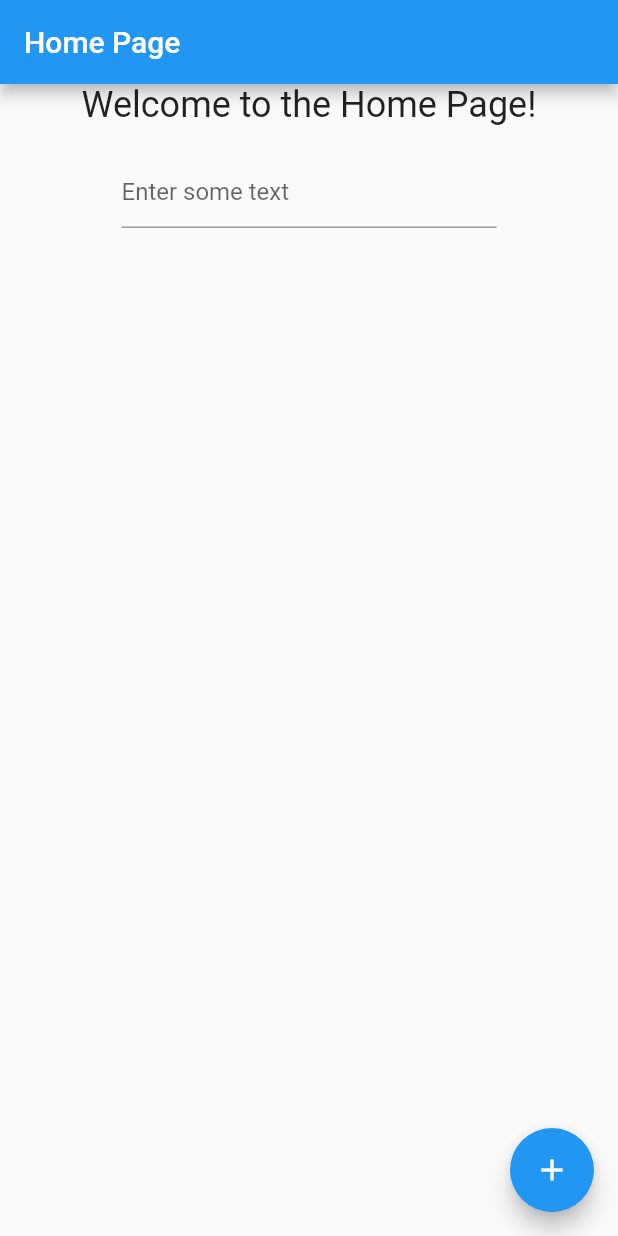
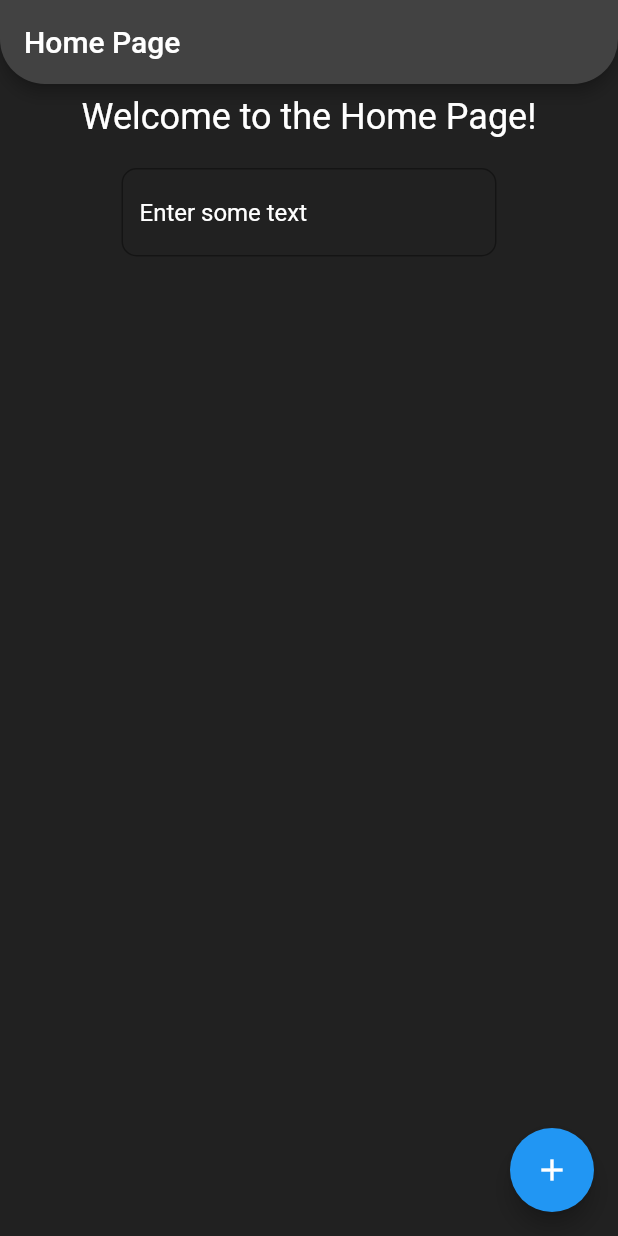
Before and after one commit to DanPace725/Tapp, a Flutter app: the screen it shows after launch, on a phone screen of 412 x 824 dp. Run offline on Flutter 3.47's test engine with Material 2 defaults, Android fonts, the phone set to English and light mode, and no system bars.

Commit message:
Update App design

```diff
--- a/lib/screens/home_page.dart
+++ b/lib/screens/home_page.dart
@@ -22,22 +22,40 @@ class HomePageState extends State<HomePage> {
   Widget build(BuildContext context) {
     return Scaffold(
       appBar: AppBar(
+        backgroundColor: Colors.grey[800], // Set app bar background color
+        shape: const RoundedRectangleBorder(
+          borderRadius: BorderRadius.vertical(
+            bottom: Radius.circular(30), // Set rounded corner radius
+          ),
+        ),
         title: const Text('Home Page'),
       ),
-      body: Column(
+      backgroundColor: Colors.grey[900], // Set background color
+      body: Padding(
+        padding: const EdgeInsets.all(8.0),
+        child: Column(
           mainAxisAlignment: MainAxisAlignment.center,
           children: [
             const Text(
               'Welcome to the Home Page!',
-            style: TextStyle(fontSize: 24),
+              style: TextStyle(fontSize: 24, color: Colors.white),
             ),
             const SizedBox(height: 20),
             SizedBox(
-            width: 250,
+              width: 250, // Set border radius  of text field
               child: TextField(
                 controller: _textEditingController,
+                style: const TextStyle(color: Colors.white),
                 decoration: const InputDecoration(
                   hintText: 'Enter some text',
+                  hintStyle: TextStyle(color: Colors.white),
+                  border: OutlineInputBorder(
+                    borderRadius: BorderRadius.all(Radius.circular(10)),
+                    borderSide: BorderSide(
+                      width: 2,
+                      color: Colors.white,
+                    ),
+                  ),
                 ),
               ),
             ),
@@ -48,11 +66,13 @@ class HomePageState extends State<HomePage> {
                 itemBuilder: (context, index) {
                   return ListTile(
                     title: Text(_textList[index]),
+                    textColor: Colors.white,
                   );
                 },
               ),
             ),
           ],
+        ),
       ),
       floatingActionButton: FloatingActionButton(
         onPressed: () {
```
Lines whose indentation alone changed are shown as unchanged.
